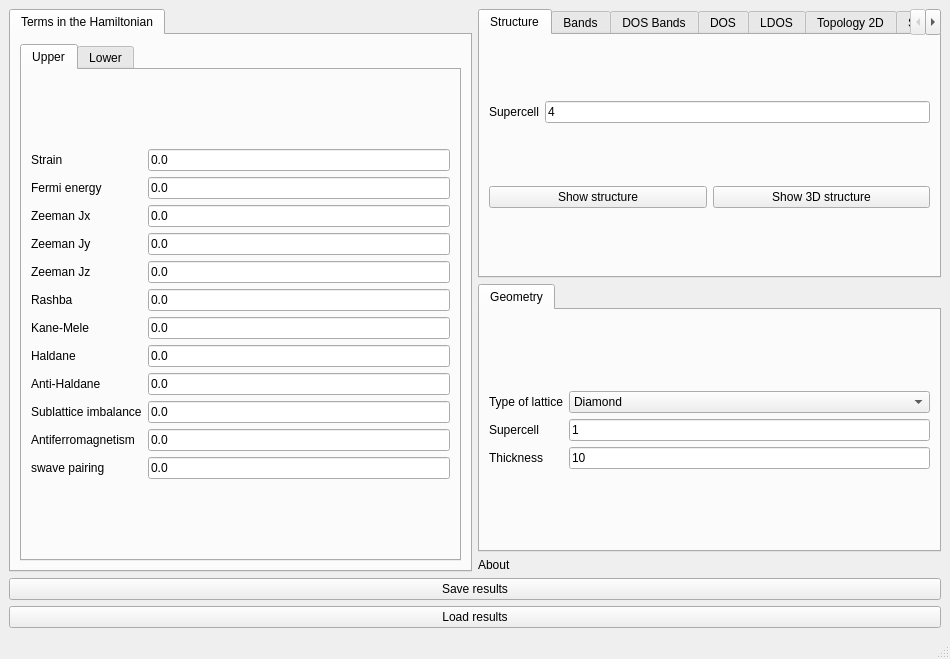
Old version of the form interface-pyqt/hybridfilm/interface.ui in the repository joselado/quantum-lattice.
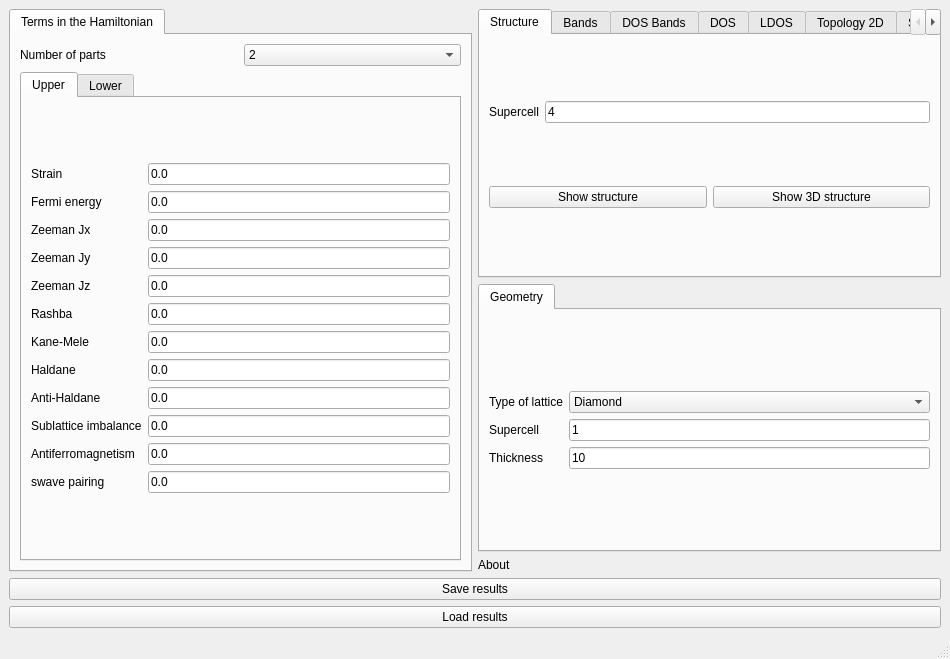
New version of the form. Custom widgets are drawn as their Qt base class.

Commit message: Generalize hybrid modes from a fixed 2-way split to N parts

```diff
--- a/interface-pyqt/hybridfilm/interface.ui
+++ b/interface-pyqt/hybridfilm/interface.ui
@@ -32,6 +32,46 @@
        </attribute>
        <layout class="QGridLayout" name="gridLayout_15">
         <item row="0" column="0">
+         <layout class="QHBoxLayout" name="horizontalLayout_nparts">
+          <item>
+           <widget class="BodyLabel" name="label_nparts">
+            <property name="text">
+             <string>Number of parts</string>
+            </property>
+           </widget>
+          </item>
+          <item>
+           <widget class="ComboBox" name="nparts">
+            <item>
+             <property name="text">
+              <string>2</string>
+             </property>
+            </item>
+            <item>
+             <property name="text">
+              <string>3</string>
+             </property>
+            </item>
+            <item>
+             <property name="text">
+              <string>4</string>
+             </property>
+            </item>
+            <item>
+             <property name="text">
+              <string>5</string>
+             </property>
+            </item>
+            <item>
+             <property name="text">
+              <string>6</string>
+             </property>
+            </item>
+           </widget>
+          </item>
+         </layout>
+        </item>
+        <item row="1" column="0">
          <widget class="QTabWidget" name="tabWidget_4">
           <property name="currentIndex">
            <number>0</number>
```
The commit also changes 7 other files.
